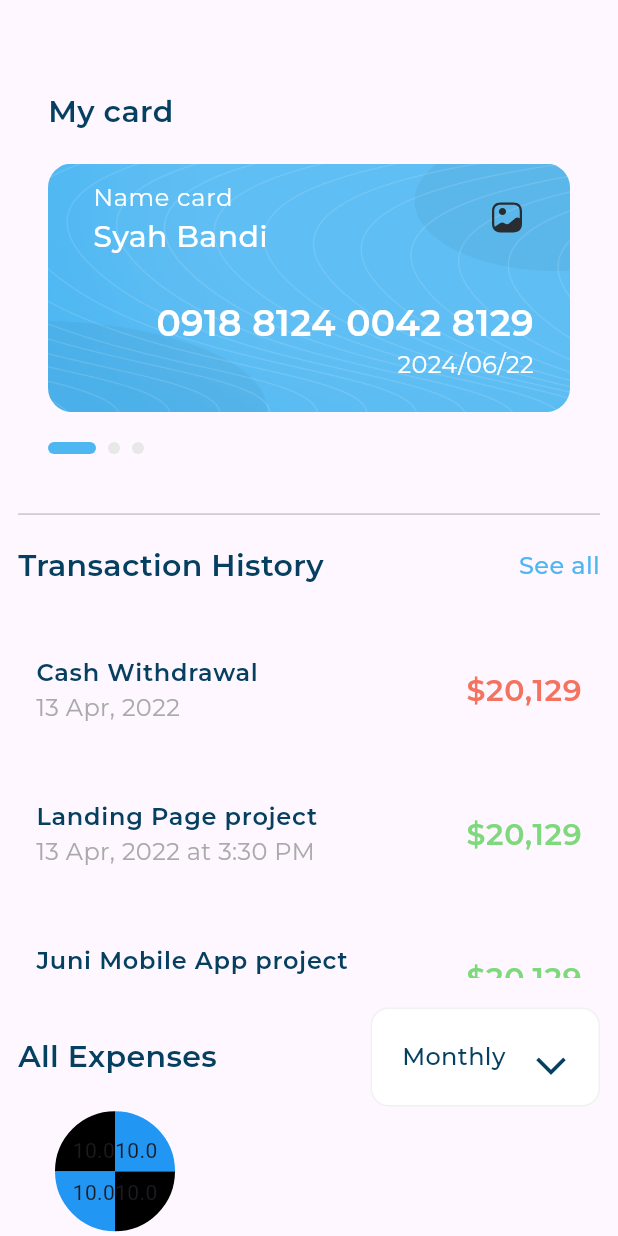
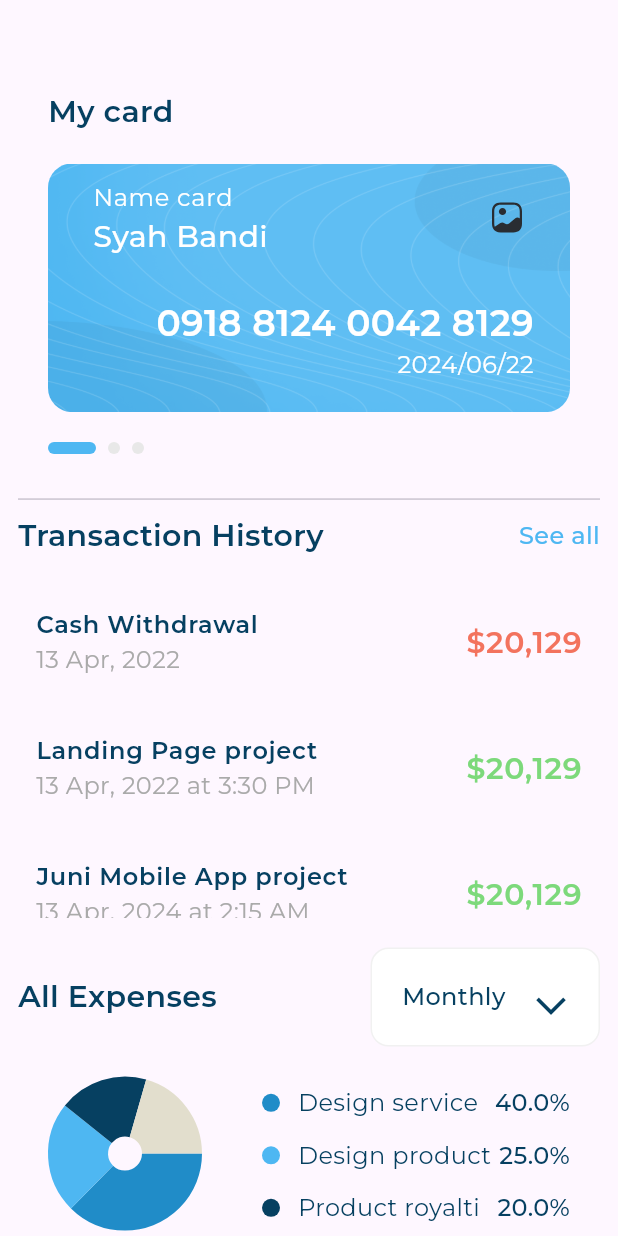
Before and after one commit to MohammadBeta/Expenses-UI, a Flutter app: the CardAndTransationsSection widget shown alone on an empty page, opened directly, on a phone screen of 412 x 824 dp. Run offline on Flutter 3.47's test engine with Material 3 defaults, Android fonts, the phone set to English and light mode, and no system bars; drawn by our look-alikes of expandable_page_view, fl_chart; our stand-ins replace flutter_svg; project files that could hold a hidden picture were left out.

Commit message:
finich income section

```diff
--- a/expenses_ui__application/lib/core/utilis/constatnts/global.dart
+++ b/expenses_ui__application/lib/core/utilis/constatnts/global.dart
@@ -1,4 +1,7 @@
+import 'package:flutter/material.dart';
+
 import '../../../features/dashborad/data/models/drawer_item_model.dart';
+import '../../../features/dashborad/data/models/income_model.dart';
 import 'app_images.dart';
 
 const List<DrawerItemModel> drawerItems = [
@@ -23,3 +26,13 @@ const List<DrawerItemModel> drawerItems = [
     icon: AppImages.imagesMyInvestments,
   ),
 ];
+
+   const incomesList = [
+    IncomeModel(
+        incomeTitle: 'Design service', rate: 40, color: Color(0xff208CC8)),
+    IncomeModel(
+        incomeTitle: 'Design product', rate: 25, color: Color(0xff4EB7F2)),
+    IncomeModel(
+        incomeTitle: 'Product royalti', rate: 20, color: Color(0xff064061)),
+    IncomeModel(incomeTitle: 'Other', rate: 22, color: Color(0xffE2DECD)),
+  ];
--- /dev/null
+++ b/expenses_ui__application/lib/features/dashborad/data/models/income_model.dart
@@ -0,0 +1,8 @@
+import 'package:flutter/material.dart';
+
+class IncomeModel {
+  final String incomeTitle;
+  final double rate;
+  final Color color;
+  const IncomeModel({required this.incomeTitle, required this.rate, required this.color});
+}
--- a/expenses_ui__application/lib/features/dashborad/presentaion/widgets/card_and_transations_section.dart
+++ b/expenses_ui__application/lib/features/dashborad/presentaion/widgets/card_and_transations_section.dart
@@ -1,9 +1,10 @@
-import 'package:fl_chart/fl_chart.dart';
+import 'package:expenses_ui__application/features/dashborad/presentaion/widgets/transaction_section.dart';
 import 'package:flutter/material.dart';
 
 import 'all_expenses/all_expenses_header.dart';
+import 'income_chart.dart';
+import 'income_section.dart';
 import 'my_card_section.dart';
-import 'transaction_section.dart';
 
 class CardAndTransationsSection extends StatelessWidget {
   const CardAndTransationsSection({super.key});
@@ -12,74 +13,26 @@ class CardAndTransationsSection extends StatelessWidget {
   Widget build(BuildContext context) {
     return const Padding(
       padding: EdgeInsets.only(top: 40, left: 12, right: 12),
+      child: SingleChildScrollView(
         child: Column(
           mainAxisAlignment: MainAxisAlignment.start,
           crossAxisAlignment: CrossAxisAlignment.start,
           children: [
             MyCardSection(),
             Divider(
-            height: 40,
+              height: 20,
             ),
             TransactionSection(),
             SizedBox(
               height: 20,
             ),
-          Expanded(child: IncomeSection()),
+            SizedBox(height: 300, child: IncomeSection()),
             SizedBox(
               height: 20,
             )
           ],
         ),
+      ),
     );
   }
 }
-
-class IncomeSection extends StatelessWidget {
-  const IncomeSection({super.key});
-
-  @override
-  Widget build(BuildContext context) {
-    return const Column(
-      mainAxisAlignment: MainAxisAlignment.start,
-      children: [
-        AllExpensesHeader(),
-        SizedBox(
-          height: 20,
-        ),
-        Expanded(
-          child: IncomeChart(),
-        )
-      ],
-    );
-  }
-}
-
-class IncomeChart extends StatelessWidget {
-  const IncomeChart({
-    super.key,
-  });
-
-  @override
-  Widget build(BuildContext context) {
-    return Row(
-      crossAxisAlignment: CrossAxisAlignment.start,
-      mainAxisAlignment: MainAxisAlignment.start,
-      children: [
-        Expanded(
-          child: PieChart(
-            PieChartData(sectionsSpace: 0, sections: [
-              PieChartSectionData(color: Colors.black),
-              PieChartSectionData(color: Colors.blue),
-              PieChartSectionData(color: Colors.black),
-              PieChartSectionData(color: Colors.blue),
-            ]),
-          ),
-        ),
-        const Expanded(
-          flex: 2,
-          child: SizedBox(),
-        )
-      ],
-    );
-  }
-}
--- /dev/null
+++ b/expenses_ui__application/lib/features/dashborad/presentaion/widgets/income_chart.dart
@@ -0,0 +1,49 @@
+import 'package:fl_chart/fl_chart.dart';
+import 'package:flutter/material.dart';
+
+import '../../../../core/utilis/constatnts/global.dart';
+import 'income_details.dart';
+
+class IncomeChart extends StatelessWidget {
+  const IncomeChart({
+    super.key,
+  });
+
+  @override
+  Widget build(BuildContext context) {
+    return Padding(
+      padding: const EdgeInsets.symmetric(horizontal: 20),
+      child: Row(
+        crossAxisAlignment: CrossAxisAlignment.start,
+        mainAxisAlignment: MainAxisAlignment.start,
+        children: [
+          Expanded(
+            child: AspectRatio(
+              aspectRatio: 1,
+              child: PieChart(
+                PieChartData(sectionsSpace: 0, sections: [
+                  ...List.generate(
+                    incomesList.length,
+                    (index) {
+                      return PieChartSectionData(
+                          showTitle: false,
+                          color: incomesList[index].color,
+                          value: incomesList[index].rate);
+                    },
+                  )
+                ]),
+              ),
+            ),
+          ),
+          const SizedBox(
+            width: 40,
+          ),
+          const Expanded(
+            flex: 2,
+            child: IncomeDetails(),
+          )
+        ],
+      ),
+    );
+  }
+}
--- /dev/null
+++ b/expenses_ui__application/lib/features/dashborad/presentaion/widgets/income_details.dart
@@ -0,0 +1,44 @@
+import 'package:flutter/material.dart';
+
+import '../../../../core/utilis/constatnts/app_styles.dart';
+import '../../../../core/utilis/constatnts/global.dart';
+
+class IncomeDetails extends StatelessWidget {
+  const IncomeDetails({super.key});
+
+  @override
+  Widget build(BuildContext context) {
+    return ListView.builder(
+      physics: const NeverScrollableScrollPhysics(),
+      itemCount: incomesList.length,
+      itemBuilder: (context, index) {
+        return Padding(
+          padding: const EdgeInsets.symmetric(vertical: 6),
+          child: Row(
+            children: [
+              Container(
+                height: 12,
+                width: 12,
+                decoration: BoxDecoration(
+                    color: incomesList[index].color,
+                    borderRadius: BorderRadius.circular(8)),
+              ),
+              const SizedBox(
+                width: 12,
+              ),
+              Text(
+                incomesList[index].incomeTitle,
+                style: AppStyles.styleRegular16,
+              ),
+              const Expanded(child: SizedBox()),
+              Text(
+                "${incomesList[index].rate.toString()}%",
+                style: AppStyles.styleMedium16,
+              )
+            ],
+          ),
+        );
+      },
+    );
+  }
+}
--- /dev/null
+++ b/expenses_ui__application/lib/features/dashborad/presentaion/widgets/income_section.dart
@@ -0,0 +1,25 @@
+
+import 'package:expenses_ui__application/features/dashborad/presentaion/widgets/income_chart.dart';
+import 'package:flutter/material.dart';
+
+import 'all_expenses/all_expenses_header.dart';
+
+class IncomeSection extends StatelessWidget {
+  const IncomeSection({super.key});
+
+  @override
+  Widget build(BuildContext context) {
+    return const Column(
+      mainAxisAlignment: MainAxisAlignment.start,
+      children: [
+        AllExpensesHeader(),
+        SizedBox(
+          height: 20,
+        ),
+        Expanded(
+          child: IncomeChart(),
+        )
+      ],
+    );
+  }
+}
--- a/expenses_ui__application/lib/features/dashborad/presentaion/widgets/layouts/adaptive_dashborad_layout.dart
+++ b/expenses_ui__application/lib/features/dashborad/presentaion/widgets/layouts/adaptive_dashborad_layout.dart
@@ -1,3 +1,5 @@
+import 'dart:developer';
+
 import 'package:flutter/material.dart';
 
 class DashboradAdaptiveLayout extends StatelessWidget {
@@ -12,10 +14,11 @@ class DashboradAdaptiveLayout extends StatelessWidget {
   Widget build(BuildContext context) {
     return LayoutBuilder(
       builder: (context, constraints) {
+        log(MediaQuery.sizeOf(context).width.toString());
         if (constraints.maxWidth < 600) //Mobile
         {
           return mobileLayout(context);
-        } else if (constraints.maxWidth < 900) //Tablet
+        } else if (constraints.maxWidth < 1200) //Tablet
         {
           return tabletLayout(context);
         } else //Desktop
--- a/expenses_ui__application/lib/features/dashborad/presentaion/widgets/transaction_list_view.dart
+++ b/expenses_ui__application/lib/features/dashborad/presentaion/widgets/transaction_list_view.dart
@@ -10,11 +10,13 @@ class TransactionListView extends StatelessWidget {
   @override
   Widget build(BuildContext context) {
     return ListView(
-      scrollDirection: Axis.vertical,
-      children: const [
+      shrinkWrap: true,
+      physics: const NeverScrollableScrollPhysics(),
+      children: [
         Padding(
-          padding: EdgeInsets.all(12),
-          child: TransactionItem(
+          padding:
+              const EdgeInsets.symmetric(horizontal: 12).copyWith(bottom: 12),
+          child: const TransactionItem(
             transactionName: "Cash Withdrawal",
             date: "13 Apr, 2022 ",
             amount: r"$20,129",
@@ -22,8 +24,9 @@ class TransactionListView extends StatelessWidget {
           ),
         ),
         Padding(
-          padding: EdgeInsets.all(12),
-          child: TransactionItem(
+          padding:
+              const EdgeInsets.symmetric(horizontal: 12).copyWith(bottom: 12),
+          child: const TransactionItem(
             transactionName: "Landing Page project",
             date: "13 Apr, 2022 at 3:30 PM",
             amount: r"$20,129",
@@ -31,8 +34,9 @@ class TransactionListView extends StatelessWidget {
           ),
         ),
         Padding(
-          padding: EdgeInsets.all(12),
-          child: TransactionItem(
+          padding:
+              const EdgeInsets.symmetric(horizontal: 12).copyWith(bottom: 12),
+          child: const TransactionItem(
             transactionName: "Juni Mobile App project",
             date: "13 Apr, 2024 at 2:15 AM",
             amount: r"$20,129",
--- a/expenses_ui__application/lib/features/dashborad/presentaion/widgets/transaction_section.dart
+++ b/expenses_ui__application/lib/features/dashborad/presentaion/widgets/transaction_section.dart
@@ -29,7 +29,7 @@ class TransactionSection extends StatelessWidget {
           height: 20,
         ),
         const SizedBox(
-          height: 240,
+          height: 220,
           child: TransactionListView(),
         )
       ],
```
Lines whose indentation alone changed are shown as unchanged.
